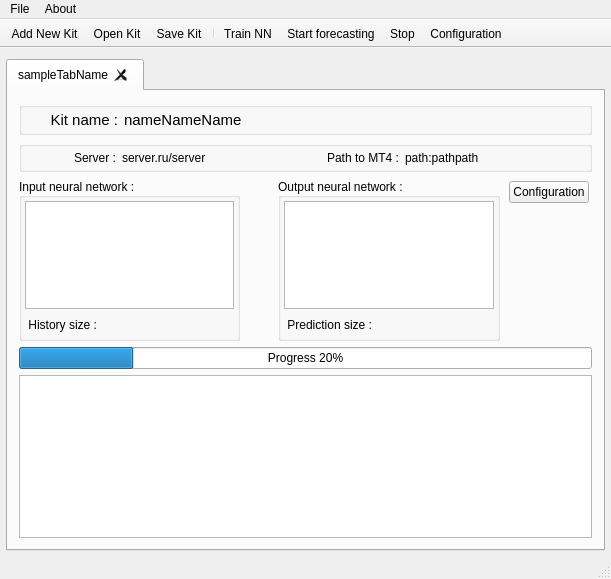
tau-lex/market-analysis-system, file Market-Analysis/mainwindow.ui: the form before one commit.
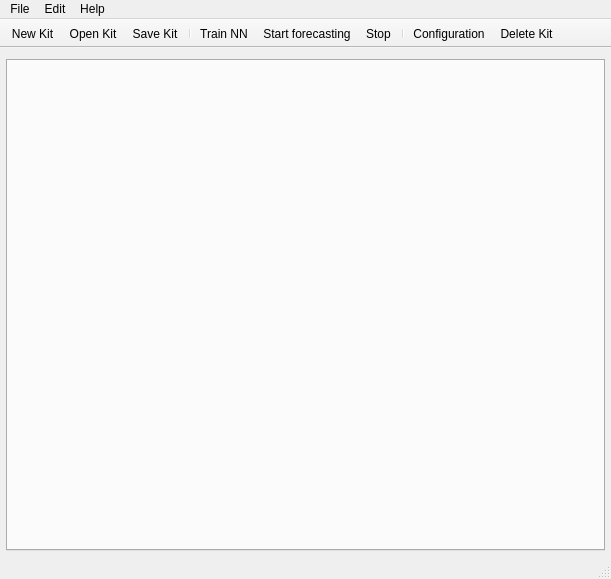
The form after the commit. Icons and pictures are not drawn.

Commit message: - add metod addTabToUi(); - add connections;

What changed in the file:
```diff
--- a/Market-Analysis/mainwindow.ui
+++ b/Market-Analysis/mainwindow.ui
@@ -14,14 +14,14 @@
    <string>MainWindow</string>
   </property>
   <property name="windowIcon">
-   <iconset resource="resources.qrc">
+   <iconset resource="Market-Analysis.qrc">
     <normaloff>:/img/diagram_64.png</normaloff>:/img/diagram_64.png</iconset>
   </property>
   <widget class="QWidget" name="centralWidget">
    <property name="enabled">
     <bool>true</bool>
    </property>
-   <layout class="QVBoxLayout" name="verticalLayout">
+   <layout class="QVBoxLayout" name="vLayoutCentral">
     <property name="leftMargin">
      <number>6</number>
     </property>
@@ -32,484 +32,10 @@
      <number>6</number>
     </property>
     <item>
-     <widget class="QTabWidget" name="verticalTabWidget">
+     <widget class="QTabWidget" name="vTabWidget">
       <property name="tabsClosable">
        <bool>true</bool>
       </property>
-      <widget class="QWidget" name="sampleTab2">
-       <attribute name="icon">
-        <iconset>
-         <normaloff>:/ui/img/briefcase_64.png</normaloff>:/ui/img/briefcase_64.png</iconset>
-       </attribute>
-       <attribute name="title">
-        <string>sampleTabName</string>
-       </attribute>
-       <layout class="QVBoxLayout" name="verticalLayout_2" stretch="0,0,2,0,2">
-        <item>
-         <widget class="QGroupBox" name="hGBoxKitName">
-          <layout class="QHBoxLayout" name="hLayoutName" stretch="1,5">
-           <property name="spacing">
-            <number>6</number>
-           </property>
-           <property name="leftMargin">
-            <number>3</number>
-           </property>
-           <property name="topMargin">
-            <number>3</number>
-           </property>
-           <property name="rightMargin">
-            <number>3</number>
-           </property>
-           <property name="bottomMargin">
-            <number>3</number>
-           </property>
-           <item>
-            <widget class="QLabel" name="nameKitLabel">
-             <property name="minimumSize">
-              <size>
-               <width>0</width>
-               <height>16</height>
-              </size>
-             </property>
-             <property name="baseSize">
-              <size>
-               <width>0</width>
-               <height>0</height>
-              </size>
-             </property>
-             <property name="font">
-              <font>
-               <pointsize>11</pointsize>
-              </font>
-             </property>
-             <property name="frameShape">
-              <enum>QFrame::NoFrame</enum>
-             </property>
-             <property name="text">
-              <string>Kit name :</string>
-             </property>
-             <property name="alignment">
-              <set>Qt::AlignRight|Qt::AlignTrailing|Qt::AlignVCenter</set>
-             </property>
-            </widget>
-           </item>
-           <item>
-            <widget class="QLabel" name="nameKitName">
-             <property name="minimumSize">
-              <size>
-               <width>0</width>
-               <height>16</height>
-              </size>
-             </property>
-             <property name="font">
-              <font>
-               <pointsize>11</pointsize>
-              </font>
-             </property>
-             <property name="text">
-              <string>nameNameName</string>
-             </property>
-            </widget>
-           </item>
-          </layout>
-         </widget>
-        </item>
-        <item>
-         <widget class="QGroupBox" name="hGBoxPathMt4">
-          <layout class="QHBoxLayout" name="hLayoutPath" stretch="1,2,1,2">
-           <property name="spacing">
-            <number>6</number>
-           </property>
-           <property name="leftMargin">
-            <number>3</number>
-           </property>
-           <property name="topMargin">
-            <number>3</number>
-           </property>
-           <property name="rightMargin">
-            <number>3</number>
-           </property>
-           <property name="bottomMargin">
-            <number>3</number>
-           </property>
-           <item>
-            <widget class="QLabel" name="serverLabel">
-             <property name="minimumSize">
-              <size>
-               <width>0</width>
-               <height>16</height>
-              </size>
-             </property>
-             <property name="font">
-              <font>
-               <pointsize>9</pointsize>
-              </font>
-             </property>
-             <property name="text">
-              <string>Server :</string>
-             </property>
-             <property name="alignment">
-              <set>Qt::AlignRight|Qt::AlignTrailing|Qt::AlignVCenter</set>
-             </property>
-            </widget>
-           </item>
-           <item>
-            <widget class="QLabel" name="serverName">
-             <property name="minimumSize">
-              <size>
-               <width>0</width>
-               <height>16</height>
-              </size>
-             </property>
-             <property name="font">
-              <font>
-               <pointsize>9</pointsize>
-              </font>
-             </property>
-             <property name="text">
-              <string>server.ru/server</string>
-             </property>
-            </widget>
-           </item>
-           <item>
-            <widget class="QLabel" name="pathToMt4Label">
-             <property name="minimumSize">
-              <size>
-               <width>0</width>
-               <height>16</height>
-              </size>
-             </property>
-             <property name="font">
-              <font>
-               <pointsize>9</pointsize>
-              </font>
-             </property>
-             <property name="frameShape">
-              <enum>QFrame::NoFrame</enum>
-             </property>
-             <property name="text">
-              <string>Path to MT4 :</string>
-             </property>
-             <property name="alignment">
-              <set>Qt::AlignRight|Qt::AlignTrailing|Qt::AlignVCenter</set>
-             </property>
-            </widget>
-           </item>
-           <item>
-            <widget class="QLabel" name="pathToMt4Name">
-             <property name="minimumSize">
-              <size>
-               <width>0</width>
-               <height>16</height>
-              </size>
-             </property>
-             <property name="font">
-              <font>
-               <pointsize>9</pointsize>
-              </font>
-             </property>
-             <property name="text">
-              <string>path:pathpath</string>
-             </property>
-             <property name="alignment">
-              <set>Qt::AlignLeading|Qt::AlignLeft|Qt::AlignVCenter</set>
-             </property>
-            </widget>
-           </item>
-          </layout>
-         </widget>
-        </item>
-        <item>
-         <layout class="QHBoxLayout" name="hLayoutConf">
-          <property name="leftMargin">
-           <number>0</number>
-          </property>
-          <property name="topMargin">
-           <number>0</number>
-          </property>
-          <property name="rightMargin">
-           <number>0</number>
-          </property>
-          <property name="bottomMargin">
-           <number>0</number>
-          </property>
-          <item>
-           <widget class="QGroupBox" name="vGBoxInput">
-            <property name="title">
-             <string>Input neural network :</string>
-            </property>
-            <property name="alignment">
-             <set>Qt::AlignLeading|Qt::AlignLeft|Qt::AlignVCenter</set>
-            </property>
-            <property name="flat">
-             <bool>false</bool>
-            </property>
-            <layout class="QVBoxLayout" name="vLayoutInput">
-             <property name="leftMargin">
-              <number>3</number>
-             </property>
-             <property name="topMargin">
-              <number>3</number>
-             </property>
-             <property name="rightMargin">
-              <number>3</number>
-             </property>
-             <property name="bottomMargin">
-              <number>3</number>
-             </property>
-             <item>
-              <widget class="QListView" name="inputListView"/>
-             </item>
-             <item>
-              <layout class="QHBoxLayout" name="hLayoutInputSize" stretch="1,2">
-               <property name="leftMargin">
-                <number>3</number>
-               </property>
-               <property name="topMargin">
-                <number>3</number>
-               </property>
-               <property name="rightMargin">
-                <number>3</number>
-               </property>
-               <property name="bottomMargin">
-                <number>3</number>
-               </property>
-               <item>
-                <widget class="QLabel" name="inputLabel">
-                 <property name="text">
-                  <string>History size :</string>
-                 </property>
-                 <property name="alignment">
-                  <set>Qt::AlignRight|Qt::AlignTrailing|Qt::AlignVCenter</set>
-                 </property>
-                </widget>
-               </item>
-               <item>
-                <widget class="QLabel" name="inputSize">
-                 <property name="text">
-                  <string/>
-                 </property>
-                </widget>
-               </item>
-              </layout>
-             </item>
-            </layout>
-           </widget>
-          </item>
-          <item>
-           <layout class="QVBoxLayout" name="vLayoutSymbol" stretch="2,1,2">
-            <property name="leftMargin">
-             <number>3</number>
-            </property>
-            <property name="topMargin">
-             <number>3</number>
-            </property>
-            <property name="rightMargin">
-             <number>3</number>
-            </property>
-            <property name="bottomMargin">
-             <number>3</number>
-            </property>
-            <item>
-             <spacer name="verticalSpacer_2">
-              <property name="orientation">
-               <enum>Qt::Vertical</enum>
-              </property>
-              <property name="sizeHint" stdset="0">
-               <size>
-                <width>20</width>
-                <height>40</height>
-               </size>
-              </property>
-             </spacer>
-            </item>
-            <item>
-             <widget class="QLabel" name="arrowLabel">
-              <property name="sizePolicy">
-               <sizepolicy hsizetype="Preferred" vsizetype="Preferred">
-                <horstretch>0</horstretch>
-                <verstretch>0</verstretch>
-               </sizepolicy>
-              </property>
-              <property name="minimumSize">
-               <size>
-                <width>16</width>
-                <height>16</height>
-               </size>
-              </property>
-              <property name="maximumSize">
-               <size>
-                <width>64</width>
-                <height>64</height>
-               </size>
-              </property>
-              <property name="autoFillBackground">
-               <bool>false</bool>
-              </property>
-              <property name="frameShape">
-               <enum>QFrame::NoFrame</enum>
-              </property>
-              <property name="frameShadow">
-               <enum>QFrame::Plain</enum>
-              </property>
-              <property name="text">
-               <string/>
-              </property>
-              <property name="textFormat">
-               <enum>Qt::AutoText</enum>
-              </property>
-              <property name="pixmap">
-               <pixmap resource="resources.qrc">:/img/right_64.png</pixmap>
-              </property>
-              <property name="scaledContents">
-               <bool>true</bool>
-              </property>
-              <property name="textInteractionFlags">
-               <set>Qt::NoTextInteraction</set>
-              </property>
-             </widget>
-            </item>
-            <item>
-             <spacer name="verticalSpacer_3">
-              <property name="orientation">
-               <enum>Qt::Vertical</enum>
-              </property>
-              <property name="sizeHint" stdset="0">
-               <size>
-                <width>20</width>
-                <height>40</height>
-               </size>
-              </property>
-             </spacer>
-            </item>
-           </layout>
-          </item>
-          <item>
-           <widget class="QGroupBox" name="vGBoxOutput">
-            <property name="title">
-             <string>Output neural network :</string>
-            </property>
-            <property name="alignment">
-             <set>Qt::AlignLeading|Qt::AlignLeft|Qt::AlignVCenter</set>
-            </property>
-            <property name="flat">
-             <bool>false</bool>
-            </property>
-            <layout class="QVBoxLayout" name="vLayoutOutput">
-             <property name="leftMargin">
-              <number>3</number>
-             </property>
-             <property name="topMargin">
-              <number>3</number>
-             </property>
-             <property name="rightMargin">
-              <number>3</number>
-             </property>
-             <property name="bottomMargin">
-              <number>3</number>
-             </property>
-             <item>
-              <widget class="QListView" name="outputListView"/>
-             </item>
-             <item>
-              <layout class="QHBoxLayout" name="hLayoutOutputSize" stretch="1,2">
-               <property name="leftMargin">
-                <number>3</number>
-               </property>
-               <property name="topMargin">
-                <number>3</number>
-               </property>
-               <property name="rightMargin">
-                <number>3</number>
-               </property>
-               <property name="bottomMargin">
-                <number>3</number>
-               </property>
-               <item>
-                <widget class="QLabel" name="outputLabel">
-                 <property name="layoutDirection">
-                  <enum>Qt::LeftToRight</enum>
-                 </property>
-                 <property name="text">
-                  <string>Prediction size :</string>
-                 </property>
-                 <property name="alignment">
-                  <set>Qt::AlignRight|Qt::AlignTrailing|Qt::AlignVCenter</set>
-                 </property>
-                </widget>
-               </item>
-               <item>
-                <widget class="QLabel" name="outputSize">
-                 <property name="text">
-                  <string/>
-                 </property>
-                </widget>
-               </item>
-              </layout>
-             </item>
-            </layout>
-           </widget>
-          </item>
-          <item>
-           <layout class="QVBoxLayout" name="vLayoutButtons">
-            <property name="leftMargin">
-             <number>3</number>
-            </property>
-            <property name="topMargin">
-             <number>3</number>
-            </property>
-            <property name="rightMargin">
-             <number>3</number>
-            </property>
-            <property name="bottomMargin">
-             <number>3</number>
-            </property>
-            <item>
-             <widget class="QPushButton" name="configurationButton">
-              <property name="text">
-               <string>Configuration</string>
-              </property>
-              <property name="icon">
-               <iconset>
-                <normaloff>:/ui/img/gear_64.png</normaloff>:/ui/img/gear_64.png</iconset>
-              </property>
-             </widget>
-            </item>
-            <item>
-             <spacer name="verticalSpacer">
-              <property name="orientation">
-               <enum>Qt::Vertical</enum>
-              </property>
-              <property name="sizeHint" stdset="0">
-               <size>
-                <width>20</width>
-                <height>40</height>
-               </size>
-              </property>
-             </spacer>
-            </item>
-           </layout>
-          </item>
-         </layout>
-        </item>
-        <item>
-         <widget class="QProgressBar" name="progressBar">
-          <property name="maximum">
-           <number>120</number>
-          </property>
-          <property name="value">
-           <number>24</number>
-          </property>
-          <property name="format">
-           <string>Progress %p%</string>
-          </property>
-         </widget>
-        </item>
-        <item>
-         <widget class="QPlainTextEdit" name="consoleTextEdit"/>
-        </item>
-       </layout>
-      </widget>
      </widget>
     </item>
    </layout>
@@ -527,21 +53,36 @@
     <property name="title">
      <string>File</string>
     </property>
-    <addaction name="actionAdd_New_Kit"/>
+    <addaction name="actionNew_Kit"/>
     <addaction name="actionOpen_Kit"/>
-    <addaction name="action_Save_Kit"/>
+    <addaction name="actionSave_Kit"/>
+    <addaction name="actionClose_Kit"/>
     <addaction name="separator"/>
     <addaction name="actionSettings"/>
-    <addaction name="actionKit_Configuration"/>
     <addaction name="actionExit"/>
    </widget>
-   <widget class="QMenu" name="menuAbout">
+   <widget class="QMenu" name="menuHelp">
     <property name="title">
-     <string>About</string>
+     <string>Help</string>
     </property>
+    <addaction name="actionHelp"/>
+    <addaction name="separator"/>
+    <addaction name="actionAbout"/>
+   </widget>
+   <widget class="QMenu" name="menuEdit">
+    <property name="title">
+     <string>Edit</string>
+    </property>
+    <addaction name="actionKit_Configuration"/>
+    <addaction name="actionTrain_NN"/>
+    <addaction name="actionStart_forecasting"/>
+    <addaction name="actionStop"/>
+    <addaction name="separator"/>
+    <addaction name="actionDelete_Kit"/>
    </widget>
    <addaction name="menuFile"/>
-   <addaction name="menuAbout"/>
+   <addaction name="menuEdit"/>
+   <addaction name="menuHelp"/>
   </widget>
   <widget class="QStatusBar" name="statusBar"/>
   <widget class="QToolBar" name="toolBar">
@@ -566,22 +107,24 @@
    <attribute name="toolBarBreak">
     <bool>false</bool>
    </attribute>
-   <addaction name="actionAdd_New_Kit"/>
+   <addaction name="actionNew_Kit"/>
    <addaction name="actionOpen_Kit"/>
-   <addaction name="action_Save_Kit"/>
+   <addaction name="actionSave_Kit"/>
    <addaction name="separator"/>
    <addaction name="actionTrain_NN"/>
    <addaction name="actionStart_forecasting"/>
    <addaction name="actionStop"/>
+   <addaction name="separator"/>
    <addaction name="actionKit_Configuration"/>
+   <addaction name="actionDelete_Kit"/>
   </widget>
-  <action name="actionAdd_New_Kit">
+  <action name="actionNew_Kit">
    <property name="icon">
-    <iconset resource="resources.qrc">
+    <iconset resource="Market-Analysis.qrc">
      <normaloff>:/img/document_64.png</normaloff>:/img/document_64.png</iconset>
    </property>
    <property name="text">
-    <string>Add &amp;New Kit</string>
+    <string>&amp;New Kit</string>
    </property>
    <property name="shortcut">
     <string>Ctrl+N</string>
@@ -589,16 +132,16 @@
   </action>
   <action name="actionSettings">
    <property name="icon">
-    <iconset resource="resources.qrc">
+    <iconset resource="Market-Analysis.qrc">
      <normaloff>:/img/gear_64.png</normaloff>:/img/gear_64.png</iconset>
    </property>
    <property name="text">
     <string>Settings</string>
    </property>
   </action>
-  <action name="action_Save_Kit">
+  <action name="actionSave_Kit">
    <property name="icon">
-    <iconset resource="resources.qrc">
+    <iconset resource="Market-Analysis.qrc">
      <normaloff>:/img/save_64.png</normaloff>:/img/save_64.png</iconset>
    </property>
    <property name="text">
@@ -610,8 +153,8 @@
   </action>
   <action name="actionDelete_Kit">
    <property name="icon">
-    <iconset resource="resources.qrc">
-     <normaloff>:/img/delete_64.png</normaloff>:/img/delete_64.png</iconset>
+    <iconset resource="Market-Analysis.qrc">
+     <normaloff>:/img/warning_64.png</normaloff>:/img/warning_64.png</iconset>
    </property>
    <property name="text">
     <string>Delete Kit</string>
@@ -619,7 +162,7 @@
   </action>
   <action name="actionOpen_Kit">
    <property name="icon">
-    <iconset resource="resources.qrc">
+    <iconset resource="Market-Analysis.qrc">
      <normaloff>:/img/folder_64.png</normaloff>:/img/folder_64.png</iconset>
    </property>
    <property name="text">
@@ -628,7 +171,7 @@
   </action>
   <action name="actionTrain_NN">
    <property name="icon">
-    <iconset resource="resources.qrc">
+    <iconset resource="Market-Analysis.qrc">
      <normaloff>:/img/clipboard_pencil_64.png</normaloff>:/img/clipboard_pencil_64.png</iconset>
    </property>
    <property name="text">
@@ -640,7 +183,7 @@
   </action>
   <action name="actionStart_forecasting">
    <property name="icon">
-    <iconset resource="resources.qrc">
+    <iconset resource="Market-Analysis.qrc">
      <normaloff>:/img/statistics2_diagram_64.png</normaloff>:/img/statistics2_diagram_64.png</iconset>
    </property>
    <property name="text">
@@ -649,7 +192,7 @@
   </action>
   <action name="actionStop">
    <property name="icon">
-    <iconset resource="resources.qrc">
+    <iconset resource="Market-Analysis.qrc">
      <normaloff>:/img/stop_64.png</normaloff>:/img/stop_64.png</iconset>
    </property>
    <property name="text">
@@ -661,7 +204,7 @@
   </action>
   <action name="actionKit_Configuration">
    <property name="icon">
-    <iconset resource="resources.qrc">
+    <iconset resource="Market-Analysis.qrc">
      <normaloff>:/img/gear_64.png</normaloff>:/img/gear_64.png</iconset>
    </property>
    <property name="text">
@@ -673,6 +216,36 @@
     <string>Exit</string>
    </property>
   </action>
+  <action name="actionHelp">
+   <property name="icon">
+    <iconset resource="Market-Analysis.qrc">
+     <normaloff>:/img/help_64.png</normaloff>:/img/help_64.png</iconset>
+   </property>
+   <property name="text">
+    <string>Help</string>
+   </property>
+   <property name="shortcut">
+    <string>F1</string>
+   </property>
+  </action>
+  <action name="actionAbout">
+   <property name="icon">
+    <iconset resource="Market-Analysis.qrc">
+     <normaloff>:/img/info_64.png</normaloff>:/img/info_64.png</iconset>
+   </property>
+   <property name="text">
+    <string>About</string>
+   </property>
+  </action>
+  <action name="actionClose_Kit">
+   <property name="icon">
+    <iconset resource="Market-Analysis.qrc">
+     <normaloff>:/img/delete_64.png</normaloff>:/img/delete_64.png</iconset>
+   </property>
+   <property name="text">
+    <string>Close Kit</string>
+   </property>
+  </action>
  </widget>
  <layoutdefault spacing="6" margin="11"/>
  <resources>
```
Left out of the diff: 2 changed lines with no effect on the pictures. The commit also changes 2 other files.
